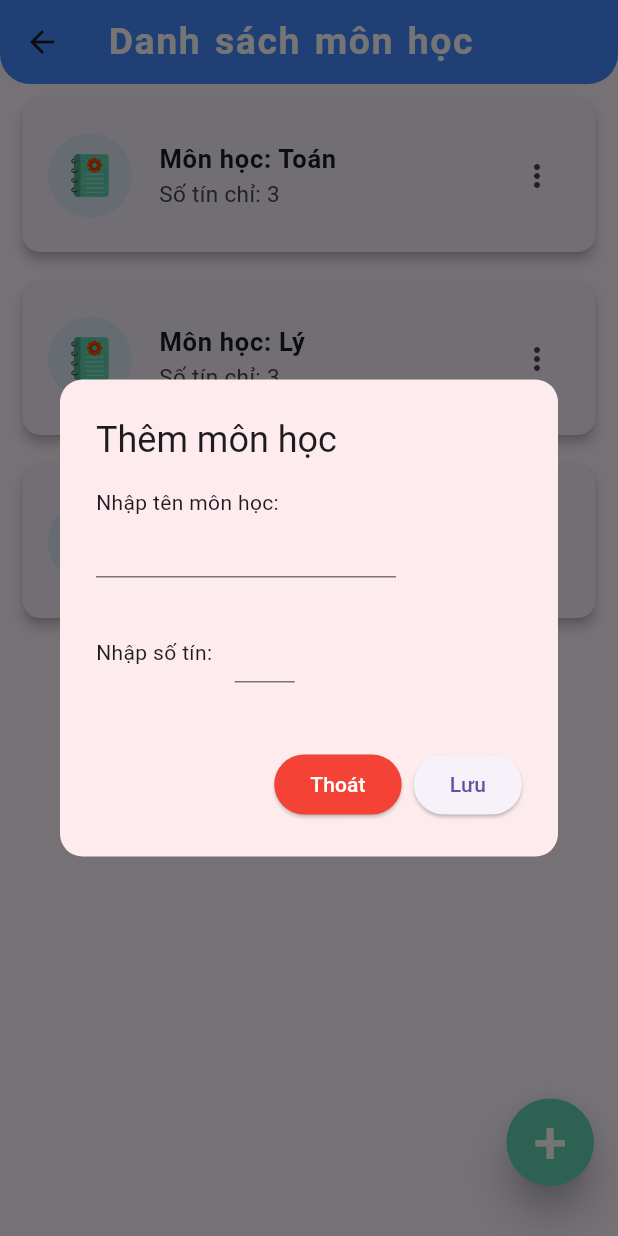
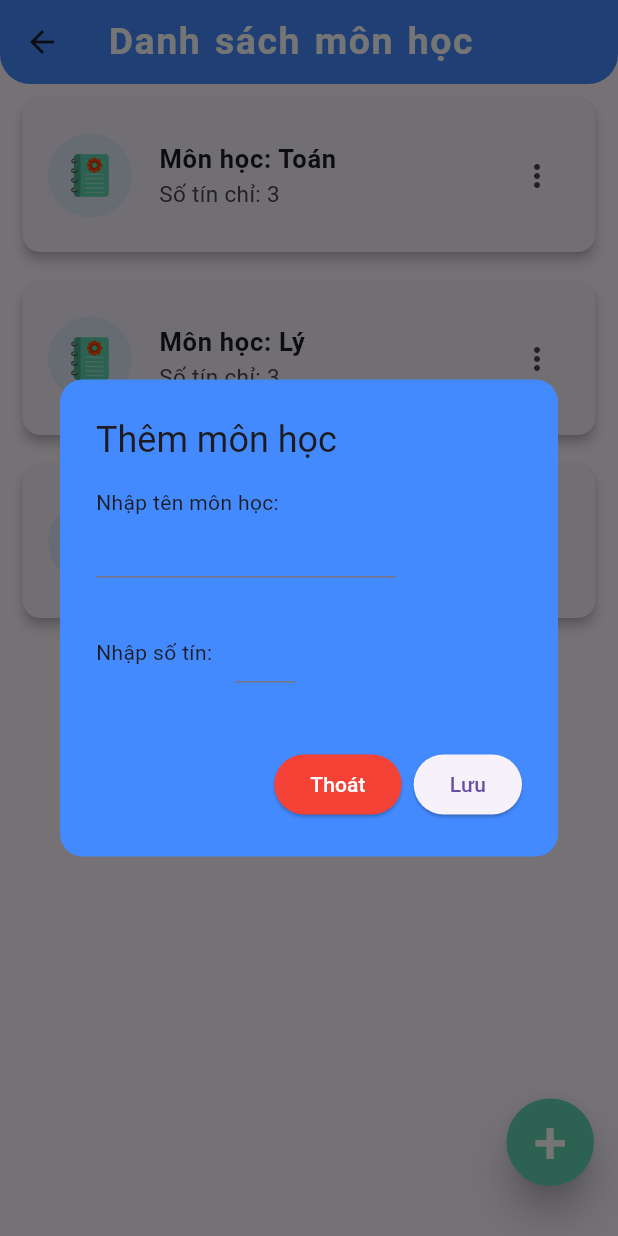
Before and after one commit to n4tsukii/bt-giua-ky, a Flutter app: the MonHocScreen screen opened directly, after a tap on an icon or button, on a phone screen of 412 x 824 dp. Run offline on Flutter 3.47's test engine with Material 3 defaults, Android fonts, the phone set to English and light mode, and no system bars.

Commit message:
lan cuoi 2

```diff
--- a/lib/widgets/monhoc/them_monhoc.dart
+++ b/lib/widgets/monhoc/them_monhoc.dart
@@ -1,6 +1,7 @@
 import 'package:flutter/material.dart';
 import 'package:provider/provider.dart';
 import '../../models/monhoc.dart';
+import '../components/theme.dart';
 
 class ThemMonHoc extends StatefulWidget {
   const ThemMonHoc({Key? key}) : super(key: key);
@@ -24,7 +25,7 @@ class _ThemMonHocState extends State<ThemMonHoc> {
     return AlertDialog(
       shape:
       RoundedRectangleBorder(borderRadius: BorderRadius.circular(15)),
-      backgroundColor: const Color(0xFFFDEBED),
+        backgroundColor: Provider.of<ThemeProvider>(context).appBarColor,
       title: const Text('Thêm môn học'),
       content: SizedBox(
         height: 150,
```
